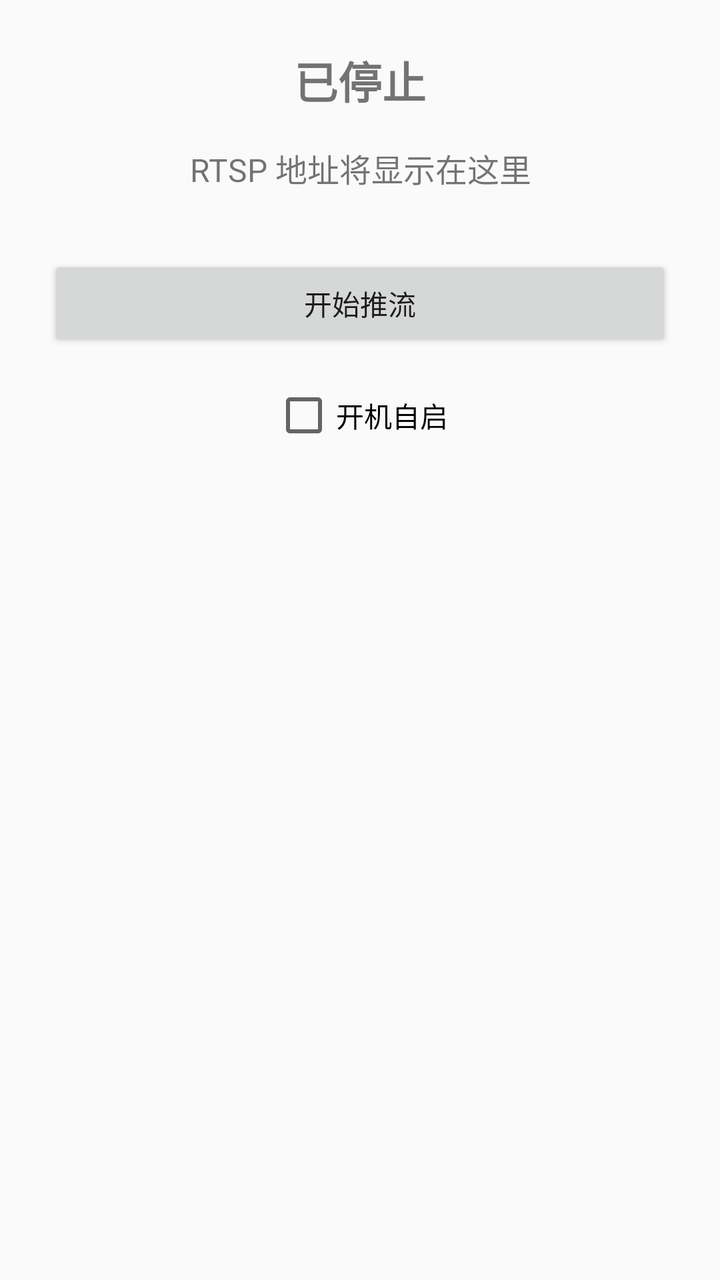
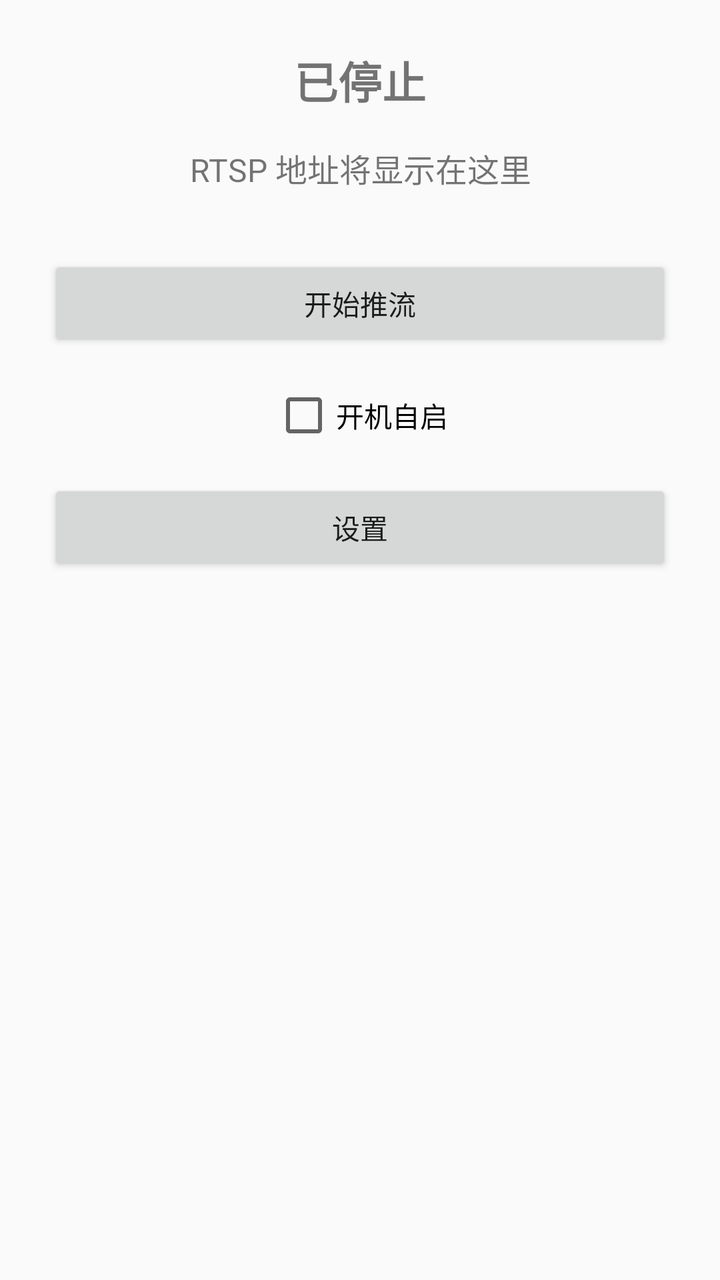

Screens rendered from an Android XML layout before and after an edit, with the pre-edit source and the edit as a unified diff.
<!-- AndroidManifest.xml: application theme Theme.IPCam -->
<!-- res/layout/activity_main.xml -->
<?xml version="1.0" encoding="utf-8"?>
<LinearLayout xmlns:android="http://schemas.android.com/apk/res/android"
    android:layout_width="match_parent"
    android:layout_height="match_parent"
    android:orientation="vertical"
    android:padding="24dp"
    android:gravity="center_horizontal">

    <TextView
        android:id="@+id/tvStatus"
        android:layout_width="wrap_content"
        android:layout_height="wrap_content"
        android:textSize="22sp"
        android:textStyle="bold"
        android:text="已停止" />

    <TextView
        android:id="@+id/tvUrl"
        android:layout_width="match_parent"
        android:layout_height="wrap_content"
        android:layout_marginTop="16dp"
        android:textSize="16sp"
        android:textIsSelectable="true"
        android:gravity="center"
        android:text="RTSP 地址将显示在这里" />

    <Button
        android:id="@+id/btnToggle"
        android:layout_width="match_parent"
        android:layout_height="wrap_content"
        android:layout_marginTop="32dp"
        android:text="开始推流" />

    <CheckBox
        android:id="@+id/cbAutoStart"
        android:layout_width="wrap_content"
        android:layout_height="wrap_content"
        android:layout_marginTop="16dp"
        android:text="开机自启" />
</LinearLayout>
<!-- resources referenced by this layout -->
<resources>
  <style name="Theme.IPCam" parent="Theme.AppCompat.DayNight.NoActionBar" />
</resources>

<!-- the commit's change to res/layout/activity_main.xml (unified diff, before → after) -->
@@ -37,4 +37,11 @@
         android:layout_height="wrap_content"
         android:layout_marginTop="16dp"
         android:text="开机自启" />
+
+    <Button
+        android:id="@+id/btnSettings"
+        android:layout_width="match_parent"
+        android:layout_height="wrap_content"
+        android:layout_marginTop="16dp"
+        android:text="设置" />
 </LinearLayout>
